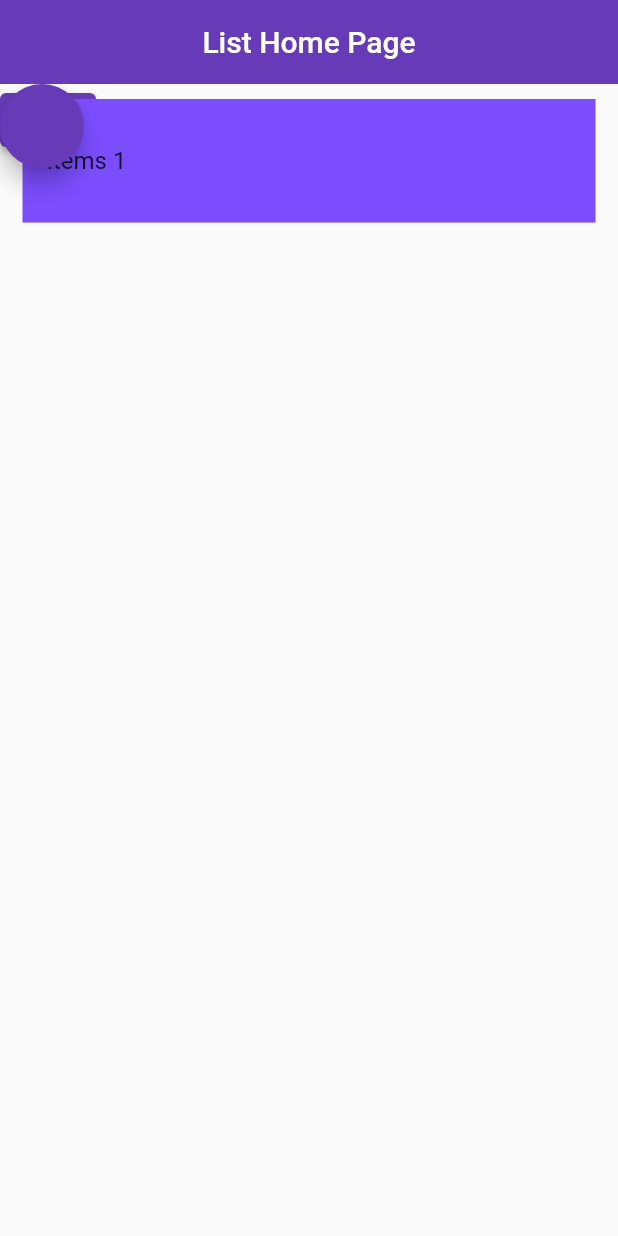
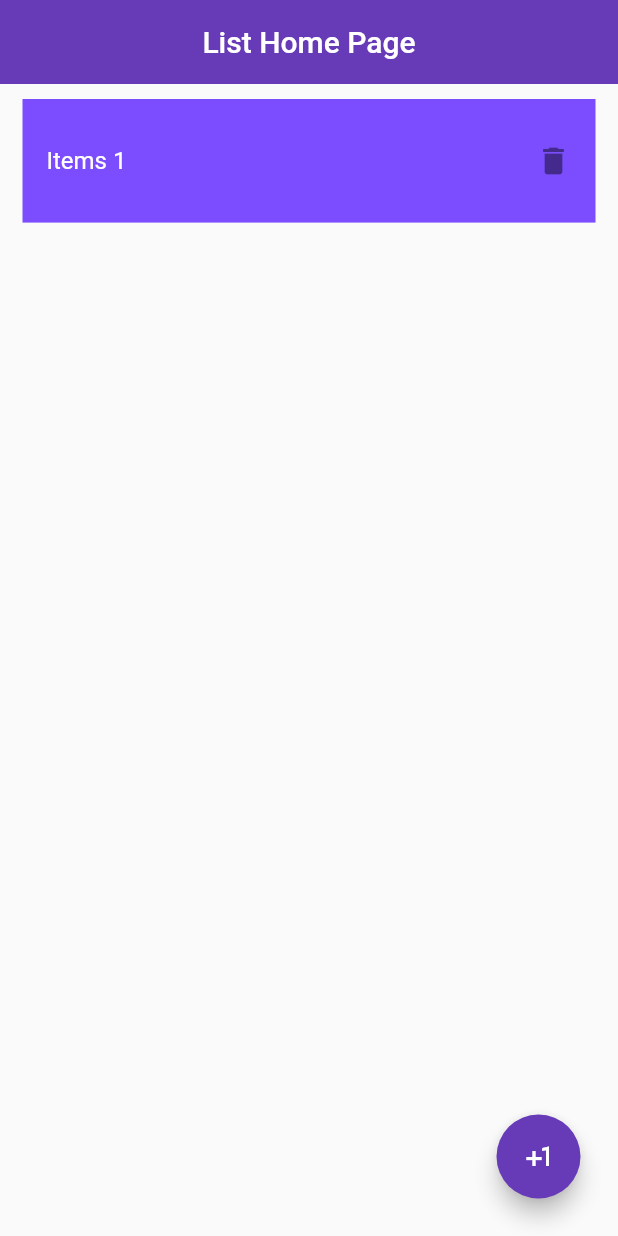
Before and after one commit to Mostafa-Elbadry/task_app_for_internet, a Flutter app: the screen it shows after launch, on a phone screen of 412 x 824 dp. Run offline on Flutter 3.47's test engine with Material 2 defaults, Android fonts, the phone set to English and light mode, and no system bars; our stand-ins replace flutter_staggered_animations.

Commit message:
Try Deferant Way

```diff
--- a/lib/list_home.dart
+++ b/lib/list_home.dart
@@ -25,18 +25,7 @@ class _ListHomePageState extends State<ListHomePage> {
       ),
       body: Stack(
         children: [
-
-          ElevatedButton(
-            onPressed: () {
-              setState(() {
-                currentNumber += 1;
-                print(currentNumber);
-              });
-            },
-            child: const Text('Add'),
-          ),
-          Positioned(
-            child: AnimationLimiter(
+          AnimationLimiter(
             child: ListView.builder(
               itemBuilder: (context, index) {
                 return AnimationConfiguration.staggeredList(
@@ -61,7 +50,22 @@ class _ListHomePageState extends State<ListHomePage> {
                       ),
                       child: Center(
                         child: ListTile(
-                            title: Text('Items $currentNumber'),
+                          title: Row(
+                            crossAxisAlignment: CrossAxisAlignment.center,
+                            mainAxisAlignment: MainAxisAlignment.spaceBetween,
+                            children: [
+                              Text('Items $currentNumber'),
+                              InkWell(
+                                child: Icon(Icons.delete),
+                                onTap: () {
+                                 setState(() {
+                                    currentNumber -= 1;
+                                 });
+                                },
+                              ),
+                            ],
+                          ),
+                          textColor: Colors.white,
                         ),
                       ),
                     ),
@@ -71,16 +75,21 @@ class _ListHomePageState extends State<ListHomePage> {
               itemCount: currentNumber,
             ),
           ),
-          ),
-             FloatingActionButton(onPressed:  () {
+          Positioned(
+            bottom: 25,
+            right: 25,
+            child: FloatingActionButton(
+              child: const Icon(Icons.plus_one),
+              onPressed: () {
                 setState(() {
                   currentNumber += 1;
                   print(currentNumber);
                 });
-            },),
+              },
+            ),
+          ),
         ],
       ),
-
     );
   }
 }
```
Lines whose indentation alone changed are shown as unchanged.
